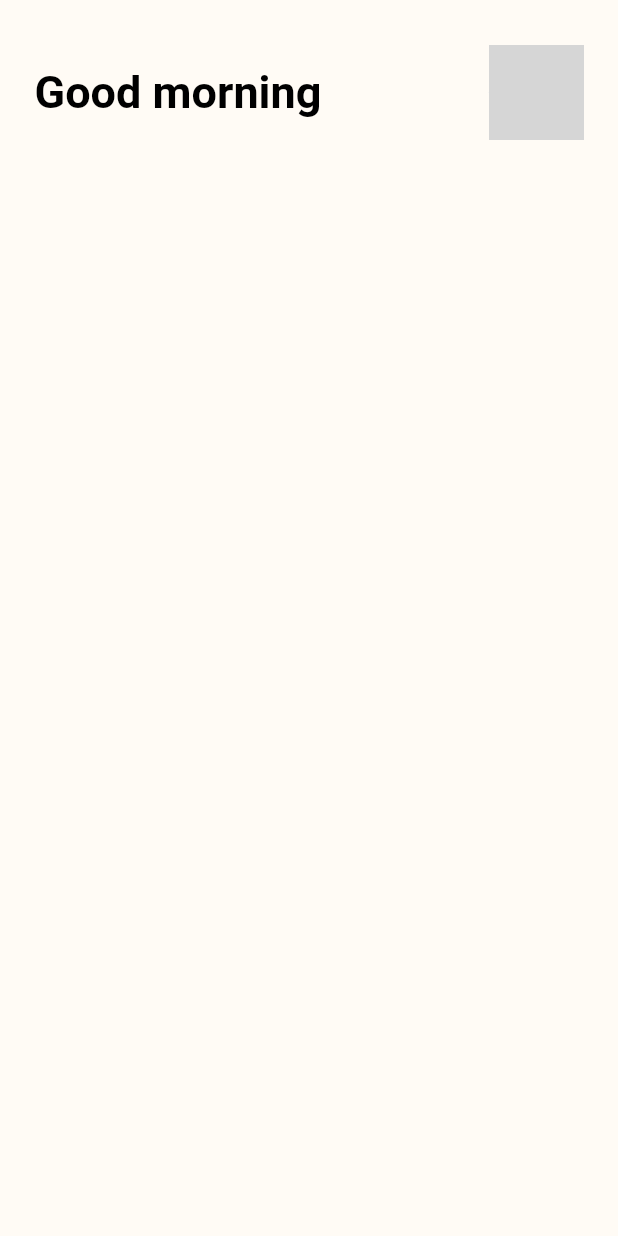
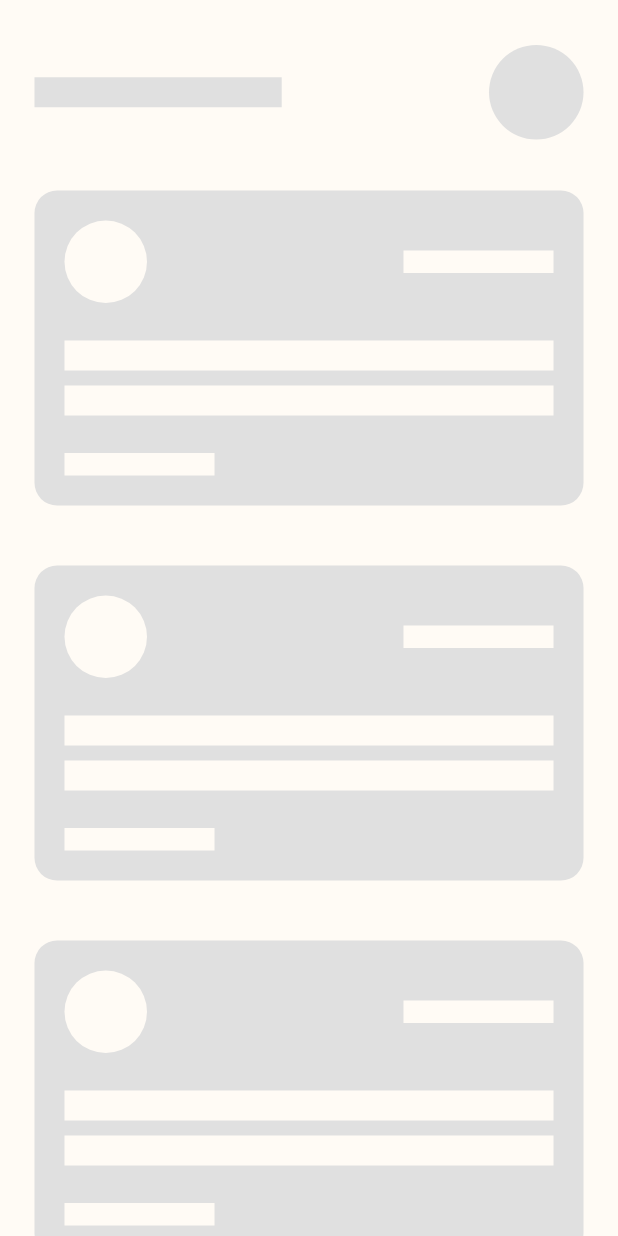
Before and after one commit to AnshGurung/Article, a Flutter app: the HomeScreen screen opened directly, on a phone screen of 412 x 824 dp. Run offline on Flutter 3.47's test engine with Material 2 defaults, Android fonts, the phone set to English and light mode, and no system bars; our stand-ins replace cached_network_image, connectivity_plus, curved_navigation_bar, get, shared_preferences; accounts and stored records are empty; network calls fail; statements that could not run were skipped; grey boxes are pictures that could not be loaded.

Commit message:
Added shimmer loading in home screen

```diff
--- a/lib/core/presentation/theme/colours.dart
+++ b/lib/core/presentation/theme/colours.dart
@@ -6,6 +6,7 @@ Color primaryColor2 = const Color(0xFFC3ACD0);
 Color secondaryColor = const Color(0xFFF7EFE5);
 Color backgroundLight = const Color(0xFFFFFBF5);
 Color primaryBlack = Colors.black;
+Color shimmerColor = Colors.grey[300]!;
 
 //DARK THEME
 Color primaryColorDark1 = const Color(0xFFF4EEE0);
--- a/lib/features/home/data/repository/article_repo_imple.dart
+++ b/lib/features/home/data/repository/article_repo_imple.dart
@@ -2,6 +2,7 @@ import 'dart:convert';
 
 import 'package:article_hub/core/presentation/theme/api_endpoints.dart';
 import 'package:article_hub/features/home/data/model/article_model.dart';
+import 'package:get/get.dart';
 
 import '../../../../core/data/source/remote/api_result.dart';
 import 'package:http/http.dart' as http;
@@ -12,6 +13,7 @@ class ArticleRepoImple {
   List<Article> articles = [];
   Future<ApiResponse> getArticles() async {
     print("******************   object");
+
     var response = await http.get(
       Uri.parse(ApiEndPoints.baseUrl + ApiEndPoints.articleEndPoints.articles),
     );
@@ -27,6 +29,7 @@ class ArticleRepoImple {
       articles.add(article);
     }
     print('################################3  ${articles.length}');
+
     return ApiResponse(data: articles);
   }
 }
--- a/lib/features/home/presentation/controller/article_controller.dart
+++ b/lib/features/home/presentation/controller/article_controller.dart
@@ -4,6 +4,7 @@ import '../../data/model/article_model.dart';
 import '../../data/repository/article_repo_imple.dart';
 
 class AritcleController extends GetxController {
+  RxBool isLoading = false.obs;
   ArticleRepoImple articleRepo = ArticleRepoImple();
   @override
   onInit() async {
@@ -19,12 +20,11 @@ class AritcleController extends GetxController {
   }
 
   Future<void> getArticles() async {
-    print("_-------------  ----------- getArticle Called");
+    isLoading.value = true;
     var response = await articleRepo.getArticles();
     if (response.hasData) {
       setArticleInfo = response.data as List<Article>;
-    } else {
-      print("error");
     }
+    isLoading.value = false;
   }
 }
--- /dev/null
+++ b/lib/features/home/presentation/effects/content_skeleton.dart
@@ -0,0 +1,86 @@
+import 'package:article_hub/core/presentation/theme/colours.dart';
+import 'package:flutter/material.dart';
+
+import '../../../../core/presentation/utils/spacing.dart';
+
+// ignore: must_be_immutable
+class TextSkeleton extends StatelessWidget {
+  TextSkeleton({
+    super.key,
+    required this.shimmerWidth,
+  });
+
+  double shimmerWidth;
+  @override
+  Widget build(BuildContext context) {
+    return Container(
+      width: MediaQuery.of(context).size.width * 0.4,
+      height: 20,
+      color: shimmerColor,
+    );
+  }
+}
+
+class ContainerSkeleton extends StatelessWidget {
+  const ContainerSkeleton({super.key});
+
+  @override
+  Widget build(BuildContext context) {
+    return Container(
+      padding: const EdgeInsets.all(20),
+      //height: 250,
+      decoration: BoxDecoration(
+        color: shimmerColor,
+        borderRadius: BorderRadius.circular(15),
+      ),
+      child: Column(
+        crossAxisAlignment: CrossAxisAlignment.start,
+        children: [
+          Row(
+            mainAxisAlignment: MainAxisAlignment.spaceBetween,
+            children: [
+              //AUTHOR'S PROFILE PIC SILHOUETTE
+              CircleAvatar(
+                backgroundColor: backgroundLight,
+                radius: 55 / 2,
+              ),
+              Spacing.sizedBoxWSmall,
+
+              //AUTHOR'S NAME SILHOUETTE
+              Container(
+                height: 15,
+                width: 100,
+                color: backgroundLight,
+              ),
+            ],
+          ),
+
+          //ARTICLE TITLE SILHOUETTE
+          Padding(
+            padding: const EdgeInsets.symmetric(vertical: 25),
+            child: Column(
+              children: [
+                Container(
+                  height: 20,
+                  color: backgroundLight,
+                ),
+                Spacing.sizedBoxHSmall,
+                Container(
+                  height: 20,
+                  color: backgroundLight,
+                ),
+              ],
+            ),
+          ),
+
+          //UPLOADED DATE SILHOUETTE
+          Container(
+            height: 15,
+            width: 100,
+            color: backgroundLight,
+          ),
+        ],
+      ),
+    );
+  }
+}
--- /dev/null
+++ b/lib/features/home/presentation/effects/shimmer_effect_for_home.dart
@@ -0,0 +1,46 @@
+import 'package:article_hub/core/presentation/theme/colours.dart';
+import 'package:article_hub/features/home/presentation/effects/content_skeleton.dart';
+import 'package:flutter/material.dart';
+
+import '../../../../core/presentation/utils/spacing.dart';
+
+class ShimmerEffectForHome extends StatelessWidget {
+  const ShimmerEffectForHome({super.key});
+
+  @override
+  Widget build(BuildContext context) {
+    return Column(
+      children: [
+        Padding(
+          padding: const EdgeInsets.only(top: 30),
+          child: Row(
+            mainAxisAlignment: MainAxisAlignment.spaceBetween,
+            children: [
+              TextSkeleton(
+                shimmerWidth: 0.4,
+              ),
+              CircleAvatar(
+                radius: 63 / 2,
+                backgroundColor: shimmerColor,
+              ),
+            ],
+          ),
+        ),
+        Padding(
+          padding: const EdgeInsets.only(top: 34),
+          child: ListView.separated(
+            physics: const NeverScrollableScrollPhysics(),
+            shrinkWrap: true,
+            separatorBuilder: (BuildContext context, int index) =>
+                Spacing.sizedBoxHMax,
+            itemCount: 5,
+            itemBuilder: (context, index) {
+              return const ContainerSkeleton();
+            },
+          ),
+        ),
+        Spacing.sizedBoxHMax,
+      ],
+    );
+  }
+}
--- a/lib/features/home/presentation/screens/home_screen.dart
+++ b/lib/features/home/presentation/screens/home_screen.dart
@@ -4,12 +4,13 @@ import 'package:article_hub/features/auth/controllers/login_controller.dart';
 import 'package:article_hub/features/auth/presentation/screens/login_screen.dart';
 import 'package:article_hub/features/home/domain/repository/article_repo.dart';
 import 'package:article_hub/features/home/presentation/controller/article_controller.dart';
+import 'package:article_hub/features/home/presentation/effects/shimmer_effect_for_home.dart';
 import 'package:article_hub/features/home/presentation/screens/article_view_screen.dart';
 import 'package:article_hub/features/home/presentation/widgets/article_card.dart';
 import 'package:article_hub/features/home/presentation/widgets/greeting_widget.dart';
 import 'package:flutter/material.dart';
 import 'package:get/get.dart';
-import 'package:shared_preferences/shared_preferences.dart';
+// import 'package:shared_preferences/shared_preferences.dart';
 
 class HomeScreen extends StatefulWidget {
   const HomeScreen({super.key});
@@ -20,6 +21,7 @@ class HomeScreen extends StatefulWidget {
 
 class _HomeScreenState extends State<HomeScreen> {
   final LoginController loginController = Get.put(LoginController());
+  final AritcleController articleController = Get.put(AritcleController());
 
   String imageUrl =
       'https://cdn3.vectorstock.com/i/1000x1000/03/72/beautiful-woman-profile-with-flowers-in-elegant-vector-20210372.jpg';
@@ -28,11 +30,17 @@ class _HomeScreenState extends State<HomeScreen> {
     return SafeArea(
       child: Scaffold(
         extendBody: true,
-        body: SingleChildScrollView(
-          physics: const BouncingScrollPhysics(),
+        body: GetBuilder<AritcleController>(builder: (context) {
+          bool isLoading = articleController.isLoading.value;
+          return SingleChildScrollView(
+            physics: isLoading
+                ? const NeverScrollableScrollPhysics()
+                : const BouncingScrollPhysics(),
             child: Padding(
               padding: const EdgeInsets.symmetric(horizontal: 23),
-            child: Column(
+              child: isLoading
+                  ? const ShimmerEffectForHome()
+                  : Column(
                       children: [
                         Padding(
                           padding: const EdgeInsets.only(top: 30),
@@ -46,7 +54,7 @@ class _HomeScreenState extends State<HomeScreen> {
                                   // Get.offAll(const LoginScreen());
                                   loginController.logOut();
                                 },
-                        child: GreetingWidget(),
+                                child: const GreetingWidget(),
                               ),
                               CircleAvatar(
                                 radius: 63 / 2,
@@ -64,7 +72,8 @@ class _HomeScreenState extends State<HomeScreen> {
 
                               return ListView.separated(
                                 physics: const NeverScrollableScrollPhysics(),
-                        separatorBuilder: (BuildContext context, int index) =>
+                                separatorBuilder:
+                                    (BuildContext context, int index) =>
                                         Spacing.sizedBoxHMax,
                                 shrinkWrap: true,
                                 itemCount: articleList.length,
@@ -100,7 +109,8 @@ class _HomeScreenState extends State<HomeScreen> {
                       ],
                     ),
             ),
-        ),
+          );
+        }),
       ),
     );
   }
--- a/lib/features/home/presentation/widgets/article_card.dart
+++ b/lib/features/home/presentation/widgets/article_card.dart
@@ -72,7 +72,7 @@ class ArticleCard extends StatelessWidget {
           Padding(
             padding: const EdgeInsets.symmetric(vertical: 25),
             child: Text(
-              "This is a very long Article Title to show the effect of long titles in UI",
+              article.title,
               style: Theme.of(context).textTheme.displayMedium,
               maxLines: 2,
               overflow: TextOverflow.ellipsis,
```
Lines whose indentation alone changed are shown as unchanged.
